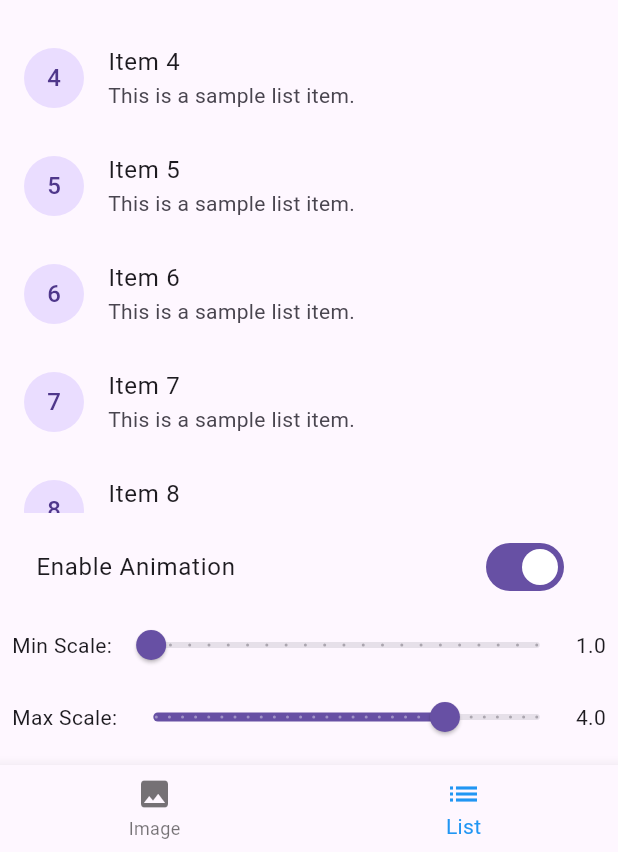
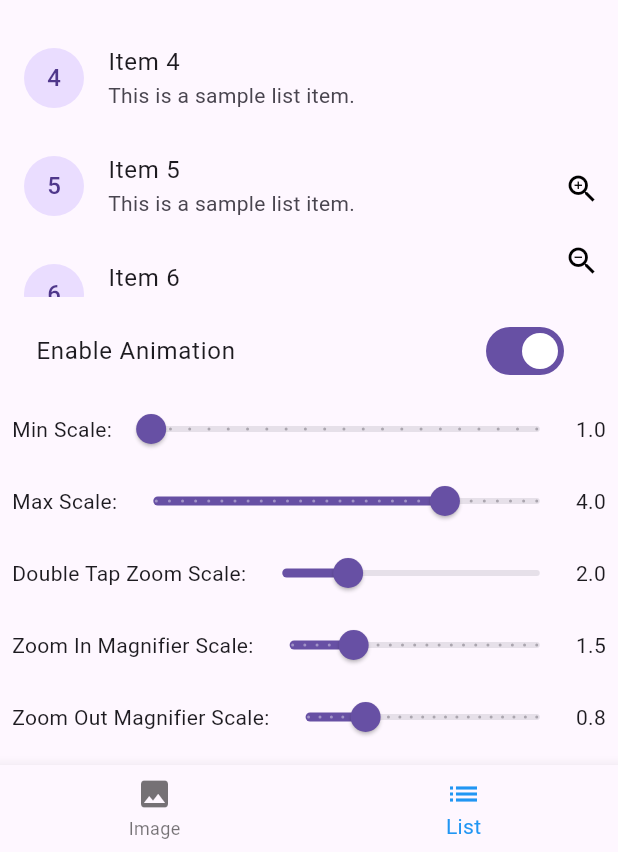
Before and after one commit to Ali-10011/Zoomable-Interactive-Viewer, a Flutter app: the screen it shows after launch, item 2 of the bottom bar chosen, on a phone screen of 412 x 824 dp, the part 384-1236 px from its top. Run offline on Flutter 3.47's test engine with Material 3 defaults, Android fonts, the phone set to English and light mode, and no system bars; network calls fail.

Commit message:
feat: Fix pan-out, fix out of bounds scale

```diff
--- a/zoomable_interactive_viewer/example/lib/list_example.dart
+++ b/zoomable_interactive_viewer/example/lib/list_example.dart
@@ -1,4 +1,3 @@
-// example/lib/list_example.dart
 import 'package:flutter/material.dart';
 import 'package:zoomable_interactive_viewer/zoomable_interactive_viewer.dart';
 
@@ -12,17 +11,17 @@ class ListExamplePage extends StatefulWidget {
 class _ListExamplePageState extends State<ListExamplePage> {
   double _minScale = 1.0;
   double _maxScale = 4.0;
+  double _doubleTapZoomScale = 2.0;
+  double _zoomInMagnifierScale = 1.5;
+  double _zoomOutMagnifierScale = 0.75;
   bool _enableAnimation = true;
 
   // Define the minimum difference between minScale and maxScale
   static const double _minScaleDifference = 0.1;
 
-  // Generate a list of items
-
   @override
   Widget build(BuildContext context) {
     return Scaffold(
-
       body: Column(
         children: [
           Expanded(
@@ -31,6 +30,12 @@ class _ListExamplePageState extends State<ListExamplePage> {
               animationCurve: Curves.easeInOut,
               minScale: _minScale,
               maxScale: _maxScale,
+              doubleTapZoomScale: _doubleTapZoomScale,
+              enableZoomInMagnifier: true,
+              zoomInMagnifierScale: _zoomInMagnifierScale,
+              zoomOutMagnifierScale: _zoomOutMagnifierScale,
+              zoomInMagnifierColor: Colors.black,
+              zoomOutMagnifierColor: Colors.black,
               child: ListView.builder(
                 itemCount: 50,
                 itemBuilder: (context, index) {
@@ -79,10 +84,8 @@ class _ListExamplePageState extends State<ListExamplePage> {
                   onChanged: (value) {
                     setState(() {
                       _minScale = value;
-                      // Ensure maxScale is always greater than minScale
                       if (_maxScale <= _minScale + _minScaleDifference) {
                         _maxScale = _minScale + _minScaleDifference;
-                        // Optional: Clamp maxScale to a reasonable upper limit
                         if (_maxScale > 5.0) {
                           _maxScale = 5.0;
                           _minScale = _maxScale - _minScaleDifference;
@@ -101,17 +104,15 @@ class _ListExamplePageState extends State<ListExamplePage> {
               Expanded(
                 child: Slider(
                   value: _maxScale,
-                  min: 1.1, // Minimum maxScale is minScale + 0.1
+                  min: 1.1,
                   max: 5.0,
-                  divisions: 29, // (5.0 - 1.1) / 0.1 = 29
+                  divisions: 29,
                   label: _maxScale.toStringAsFixed(1),
                   onChanged: (value) {
                     setState(() {
                       _maxScale = value;
-                      // Ensure maxScale is always greater than minScale
                       if (_maxScale <= _minScale + _minScaleDifference) {
                         _minScale = _maxScale - _minScaleDifference;
-                        // Optional: Clamp minScale to a reasonable lower limit
                         if (_minScale < 1.0) {
                           _minScale = 1.0;
                           _maxScale = _minScale + _minScaleDifference;
@@ -124,6 +125,66 @@ class _ListExamplePageState extends State<ListExamplePage> {
               Text(_maxScale.toStringAsFixed(1)),
             ],
           ),
+          Row(
+            children: [
+              const Text('Double Tap Zoom Scale:'),
+              Expanded(
+                child: Slider(
+                  value: _doubleTapZoomScale,
+                  min: 1.0,
+                  max: 5.0,
+                  divisions: 40,
+                  label: _doubleTapZoomScale.toStringAsFixed(1),
+                  onChanged: (value) {
+                    setState(() {
+                      _doubleTapZoomScale = value;
+                    });
+                  },
+                ),
+              ),
+              Text(_doubleTapZoomScale.toStringAsFixed(1)),
+            ],
+          ),
+          Row(
+            children: [
+              const Text('Zoom In Magnifier Scale:'),
+              Expanded(
+                child: Slider(
+                  value: _zoomInMagnifierScale,
+                  min: 1.0,
+                  max: 3.0,
+                  divisions: 20,
+                  label: _zoomInMagnifierScale.toStringAsFixed(1),
+                  onChanged: (value) {
+                    setState(() {
+                      _zoomInMagnifierScale = value;
+                    });
+                  },
+                ),
+              ),
+              Text(_zoomInMagnifierScale.toStringAsFixed(1)),
+            ],
+          ),
+          Row(
+            children: [
+              const Text('Zoom Out Magnifier Scale:'),
+              Expanded(
+                child: Slider(
+                  value: _zoomOutMagnifierScale,
+                  min: 0.5,
+                  max: 1.5,
+                  divisions: 20,
+                  label: _zoomOutMagnifierScale.toStringAsFixed(1),
+                  onChanged: (value) {
+                    setState(() {
+                      _zoomOutMagnifierScale = value;
+                    });
+                  },
+                ),
+              ),
+              Text(_zoomOutMagnifierScale.toStringAsFixed(1)),
+            ],
+          ),
         ],
       ),
     );
--- a/zoomable_interactive_viewer/lib/zoomable_interactive_viewer.dart
+++ b/zoomable_interactive_viewer/lib/zoomable_interactive_viewer.dart
@@ -1,37 +1,83 @@
 import 'package:flutter/material.dart';
 
+/// A customizable widget that provides interactive zoom and pan functionality
+/// with options to animate scaling and zoom buttons.
 class ZoomableInteractiveViewer extends StatefulWidget {
+  /// The widget to be displayed and zoomed within the viewer.
   final Widget child;
+
+  /// Enable or disable animation for double-tap zooming.
   final bool enableAnimation;
+
+  /// Curve for the zoom-in and zoom-out animations.
   final Curve animationCurve;
+
+  /// Defines the margins beyond which the child cannot be moved.
   final EdgeInsets boundaryMargin;
+
+  /// Scale for Double Tap Zoom, Default is 2.0
+  final double doubleTapZoomScale;
+
+  /// Minimum scale for zooming out.
   final double minScale;
+
+  /// Maximum scale for zooming in.
   final double maxScale;
+
+  /// Step scale value for the zoom-in magnifier.
   final double zoomInMagnifierScale;
+
+  /// Step scale value for the zoom-out magnifier.
   final double zoomOutMagnifierScale;
+
+  /// Enable or disable panning. It is automatically disabled when fully zoomed out.
   final bool panEnabled;
+
+  /// Enable or disable scaling. Default is `true`.
   final bool scaleEnabled;
+
+  /// Constrain the child within its parent's size boundaries.
   final bool constrained;
+
+  /// Color for the zoom-in magnifier button.
   final Color zoomInMagnifierColor;
+
+  /// Color for the zoom-out magnifier button.
   final Color zoomOutMagnifierColor;
+
+  /// Display zoom-in and zoom-out buttons in the widget.
   final bool enableZoomInMagnifier;
+
+  /// Creates a ZoomableInteractiveViewer with interactive zoom and pan options.
   const ZoomableInteractiveViewer({
     super.key,
     required this.child,
     this.enableAnimation = true,
-    this.animationCurve = Curves.easeInOut, // Default curve for animation
-    this.boundaryMargin = const EdgeInsets.all(20), // Default boundary margin
-    this.minScale = 1.0, // Default min scale
-    this.maxScale = 4.0, // Default max scale
+    this.animationCurve = Curves.easeInOut,
+    this.boundaryMargin = const EdgeInsets.all(20),
+    this.minScale = 1.0,
+    this.maxScale = 4.0,
     this.zoomInMagnifierScale = 1.0,
-    this.zoomOutMagnifierScale = 1.0, // Default magnifier scale for zooming out
-    this.panEnabled = true, // Default for panning
-    this.scaleEnabled = true, // Default for scaling
-    this.constrained = true, // Default constraint behavior
+    this.zoomOutMagnifierScale = 1.0,
+    this.doubleTapZoomScale = 2.0,
+    this.panEnabled = true,
+    this.scaleEnabled = true,
+    this.constrained = true,
     this.zoomInMagnifierColor = Colors.white,
     this.zoomOutMagnifierColor = Colors.white,
     this.enableZoomInMagnifier = false,
-  });
+  })  : assert(minScale <= maxScale,
+            'minScale must be less than or equal to maxScale'),
+        assert(doubleTapZoomScale >= minScale && doubleTapZoomScale <= maxScale,
+            'doubleTapZoomScale must be within minScale and maxScale range'),
+        assert(zoomInMagnifierScale > 0,
+            'zoomInMagnifierScale must be greater than zero'),
+        assert(zoomOutMagnifierScale > 0,
+            'zoomOutMagnifierScale must be greater than zero'),
+        assert(
+            !enableZoomInMagnifier ||
+                (zoomInMagnifierScale != 0 && zoomOutMagnifierScale != 0),
+            'Zoom magnifier scale values must be non-zero if magnifier buttons are enabled');
 
   @override
   State<ZoomableInteractiveViewer> createState() =>
@@ -46,19 +92,16 @@ class _ZoomableInteractiveViewerState extends State<ZoomableInteractiveViewer>
   late AnimationController _animationController;
   Animation<Matrix4>? _animation;
   final GlobalKey _widgetKey = GlobalKey();
-  late double _zoomInScale;
-  late double _zoomOutScale;
+
   @override
   void initState() {
     super.initState();
     _transformationController = TransformationController();
-    _isZoomed = ValueNotifier<bool>(false); // Track zoom status
-    _zoomInScale = widget.zoomInMagnifierScale;
-    _zoomOutScale = widget.zoomOutMagnifierScale;
-    // Listen to transformation controller for scale changes
+    _isZoomed = ValueNotifier<bool>(false);
+    // Track the transformation controller scale to detect zoom state
     _transformationController.addListener(() {
-      // Check if the current scale is greater than 1 (zoomed in)
       final currentScale = _transformationController.value.getMaxScaleOnAxis();
+
       if (currentScale > widget.minScale && !_isZoomed.value) {
         _isZoomed.value = true; // Set zoomed state to true
       } else if (currentScale <= widget.minScale && _isZoomed.value) {
@@ -66,10 +109,12 @@ class _ZoomableInteractiveViewerState extends State<ZoomableInteractiveViewer>
       }
     });
 
+    // Initialize the animation controller with a fixed duration
     _animationController = AnimationController(
       vsync: this,
       duration: const Duration(milliseconds: 300),
     )..addListener(() {
+        // Update transformation on animation tick
         _transformationController.value = _animation!.value;
       });
   }
@@ -89,6 +134,7 @@ class _ZoomableInteractiveViewerState extends State<ZoomableInteractiveViewer>
       builder: (context, isZoomed, child) {
         return Stack(
           children: [
+            // GestureDetector for handling double-tap zoom actions
             GestureDetector(
               onDoubleTapDown: (details) => _doubleTapDetails = details,
               onDoubleTap: _handleDoubleTap,
@@ -100,15 +146,14 @@ class _ZoomableInteractiveViewerState extends State<ZoomableInteractiveViewer>
                   boundaryMargin: widget.boundaryMargin,
                   minScale: widget.minScale,
                   maxScale: widget.maxScale,
-                  // Enable panning only if zoomed in
                   panEnabled: _handlePanStatus(isZoomed),
-                  scaleEnabled: _handleScaleStatus(),
-
+                  scaleEnabled: widget.scaleEnabled,
                   constrained: widget.constrained,
                   child: widget.child,
                 ),
               ),
             ),
+            // Zoom in and out buttons if enabled
             if (widget.enableZoomInMagnifier)
               Align(
                 alignment: Alignment.bottomRight,
@@ -117,26 +162,18 @@ class _ZoomableInteractiveViewerState extends State<ZoomableInteractiveViewer>
                   children: [
                     IconButton(
                       padding: EdgeInsets.zero,
-                      onPressed: () {
-                        _handleButtonZoomIn();
-                      },
-                      icon: Padding(
-                        padding: EdgeInsets.zero,
-                        child: Icon(
-                          Icons.zoom_in,
-                          color: widget.zoomInMagnifierColor,
-                        ),
+                      onPressed: _handleButtonZoomIn,
+                      icon: Icon(
+                        Icons.zoom_in,
+                        color: widget.zoomInMagnifierColor,
                       ),
                     ),
                     IconButton(
                       padding: EdgeInsets.zero,
-                      onPressed: () {
-                        _handleButtonZoomOut();
-                      },
-                      icon: Padding(
-                        padding: EdgeInsets.zero,
-                        child: Icon(Icons.zoom_out,
-                            color: widget.zoomOutMagnifierColor),
+                      onPressed: _handleButtonZoomOut,
+                      icon: Icon(
+                        Icons.zoom_out,
+                        color: widget.zoomOutMagnifierColor,
                       ),
                     ),
                   ],
@@ -148,6 +185,7 @@ class _ZoomableInteractiveViewerState extends State<ZoomableInteractiveViewer>
     );
   }
 
+  /// Handles double-tap zooming functionality, zooming in and out based on current scale.
   void _handleDoubleTap() {
     final Matrix4 currentMatrix = _transformationController.value;
     double currentScale = currentMatrix.getMaxScaleOnAxis();
@@ -156,52 +194,22 @@ class _ZoomableInteractiveViewerState extends State<ZoomableInteractiveViewer>
     Matrix4 endMatrix;
 
     if (currentScale == widget.minScale) {
+      // Adjust the translation factor based on doubleTapZoomScale to prevent zooming outside the screen
+      double translationFactor = widget.doubleTapZoomScale < 2.0
+          ? widget.doubleTapZoomScale -
+              1.0 // Scale down translation if zoom level is low
+          : 2.0; // Default factor for higher zoom levels
+
+      // Zoom in with a double tap
       endMatrix = Matrix4.identity()
-        ..translate(-position.dx * 2, -position.dy * 2)
-        ..scale(2.0);
+        ..translate(
+            -position.dx * translationFactor, -position.dy * translationFactor)
+        ..scale(widget.doubleTapZoomScale);
     } else {
+      // Reset zoom to original scale
       endMatrix = Matrix4.identity();
     }
 
-    if (widget.enableAnimation) {
-      _animation = Matrix4Tween(
-        begin: _transformationController.value,
-        end: endMatrix,
-      ).animate(CurvedAnimation(
-        parent: _animationController,
-        curve: widget.animationCurve, // Use the custom curve
-      ));
-      _animationController.forward(from: 0);
-    } else {
-      _transformationController.value = endMatrix;
-    }
-  }
-
-  void _handleButtonZoomIn() {
-    final Matrix4 currentMatrix = _transformationController.value;
-    double currentScale = currentMatrix.getMaxScaleOnAxis();
-
-    // Get the widget's size and calculate its center
-    final RenderBox renderBox =
-        _widgetKey.currentContext?.findRenderObject() as RenderBox;
-    final Size size = renderBox.size;
-    final Offset widgetCenter =
-        renderBox.localToGlobal(size.center(Offset.zero));
-
-    // Set up the scale for zooming
-    if (currentScale + _zoomInScale > widget.maxScale) {
-      currentScale = widget.maxScale;
-    } else {
-      currentScale += _zoomInScale;
-    }
-
-    // Update transformation matrix to zoom in at the widget's center
-    Matrix4 endMatrix = Matrix4.identity()
-      ..translate(-widgetCenter.dx * (currentScale - 1),
-          -widgetCenter.dy * (currentScale - 1))
-      ..scale(currentScale);
-
-    // Apply animation if enabled
     if (widget.enableAnimation) {
       _animation = Matrix4Tween(
         begin: _transformationController.value,
@@ -216,31 +224,28 @@ class _ZoomableInteractiveViewerState extends State<ZoomableInteractiveViewer>
     }
   }
 
-  void _handleButtonZoomOut() {
+  /// Handles the zoom-in button logic, zooming in at the widget's center.
+  void _handleButtonZoomIn() {
     final Matrix4 currentMatrix = _transformationController.value;
     double currentScale = currentMatrix.getMaxScaleOnAxis();
 
-    // Get the widget's size and calculate its center
     final RenderBox renderBox =
         _widgetKey.currentContext?.findRenderObject() as RenderBox;
     final Size size = renderBox.size;
     final Offset widgetCenter =
         renderBox.localToGlobal(size.center(Offset.zero));
 
-    // Set up the scale for zooming out
-    if (currentScale - _zoomOutScale < widget.minScale) {
-      currentScale = widget.minScale;
+    if (currentScale + widget.zoomInMagnifierScale > widget.maxScale) {
+      currentScale = widget.maxScale;
     } else {
-      currentScale -= _zoomOutScale;
+      currentScale += widget.zoomInMagnifierScale;
     }
 
-    // Update transformation matrix to zoom out from the widget's center
     Matrix4 endMatrix = Matrix4.identity()
       ..translate(-widgetCenter.dx * (currentScale - 1),
           -widgetCenter.dy * (currentScale - 1))
       ..scale(currentScale);
 
-    // Apply animation if enabled
     if (widget.enableAnimation) {
       _animation = Matrix4Tween(
         begin: _transformationController.value,
@@ -255,24 +260,47 @@ class _ZoomableInteractiveViewerState extends State<ZoomableInteractiveViewer>
     }
   }
 
-  bool _handlePanStatus(bool isZoomed) {
+  /// Handles the zoom-out button logic, zooming out from the widget's center.
+  void _handleButtonZoomOut() {
     final Matrix4 currentMatrix = _transformationController.value;
     double currentScale = currentMatrix.getMaxScaleOnAxis();
 
-    if (currentScale == widget.minScale) {
-      return false;
+    final RenderBox renderBox =
+        _widgetKey.currentContext?.findRenderObject() as RenderBox;
+    final Size size = renderBox.size;
+    final Offset widgetCenter =
+        renderBox.localToGlobal(size.center(Offset.zero));
+
+    if (currentScale - widget.zoomOutMagnifierScale < widget.minScale) {
+      currentScale = widget.minScale;
     } else {
-      return isZoomed ? widget.panEnabled : false;
+      currentScale -= widget.zoomOutMagnifierScale;
+    }
+
+    Matrix4 endMatrix = Matrix4.identity()
+      ..translate(-widgetCenter.dx * (currentScale - 1),
+          -widgetCenter.dy * (currentScale - 1))
+      ..scale(currentScale);
+
+    if (widget.enableAnimation) {
+      _animation = Matrix4Tween(
+        begin: _transformationController.value,
+        end: endMatrix,
+      ).animate(CurvedAnimation(
+        parent: _animationController,
+        curve: widget.animationCurve,
+      ));
+      _animationController.forward(from: 0);
+    } else {
+      _transformationController.value = endMatrix;
     }
   }
 
-  bool _handleScaleStatus() {
-    final Matrix4 currentMatrix = _transformationController.value;
-    double currentScale = currentMatrix.getMaxScaleOnAxis();
-    if (currentScale == widget.minScale) {
+  /// Handles pan behavior based on current zoom state.
+  bool _handlePanStatus(bool isZoomed) {
+    if (!widget.panEnabled) {
       return false;
-    } else {
-      return widget.scaleEnabled;
     }
+    return isZoomed;
   }
 }
```
Also changed, not shown: zoomable_interactive_viewer/example/lib/image_example.dart (+68 -7 lines), 1 other file.
